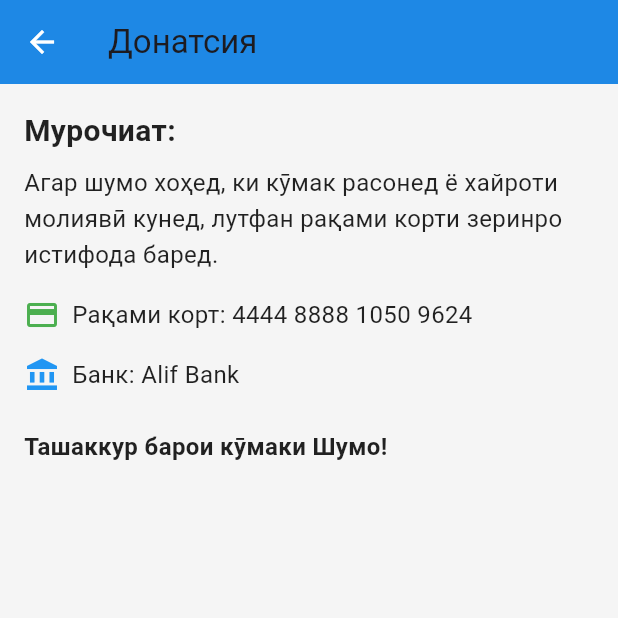
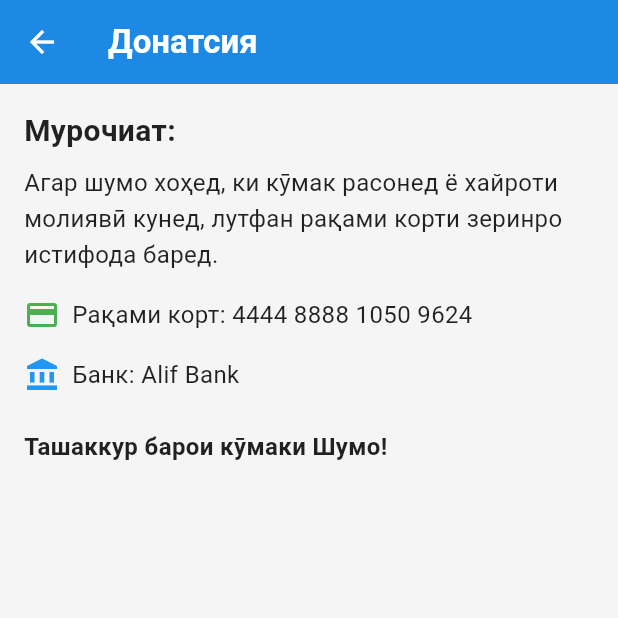
Before and after one commit to asliddinamir/Tajik_Essays, a Flutter app: the DonationPage screen opened directly, on a phone screen of 412 x 824 dp, the top half of it. Run offline on Flutter 3.47's test engine with Material 3 defaults, Android fonts, the phone set to English and light mode, and no system bars; our stand-ins replace font_awesome_flutter; statements that could not run were skipped.

Commit message:
updated and improved code

```diff
--- a/tajik_essays/lib/donation_page.dart
+++ b/tajik_essays/lib/donation_page.dart
@@ -7,17 +7,23 @@ class DonationPage extends StatelessWidget {
   Widget build(BuildContext context) {
     return Scaffold(
       appBar: AppBar(
-        backgroundColor: Color(0xFF1E88E5), // Blue background color
-        title: Text('Донатсия'),
+        backgroundColor: const Color(0xFF1E88E5), // Blue background color
+        title: const Text(
+          'Донатсия',
+          style: TextStyle(
+            fontWeight: FontWeight.bold,
+            color: Colors.white,
+          ),
+        ),
         leading: IconButton(
-          icon: Icon(Icons.arrow_back, color: Colors.white),
+          icon: const Icon(Icons.arrow_back, color: Colors.white),
           onPressed: () {
             Navigator.of(context).pop(); // Go back to the previous screen
           },
         ),
       ),
       body: const Padding(
-        padding: const EdgeInsets.all(16.0),
+        padding: EdgeInsets.all(16.0),
         child: Column(
           crossAxisAlignment: CrossAxisAlignment.start,
           children: [
--- a/tajik_essays/lib/main.dart
+++ b/tajik_essays/lib/main.dart
@@ -34,6 +34,7 @@ class EssaysListScreen extends StatefulWidget {
   const EssaysListScreen({super.key});
 
   @override
+  // ignore: library_private_types_in_public_api
   _EssaysListScreenState createState() => _EssaysListScreenState();
 }
 
```
Also changed, not shown: tajik_essays/lib/contact_page.dart (+10 -10 lines), tajik_essays/lib/custom_drawer.dart (+5 -5 lines).
